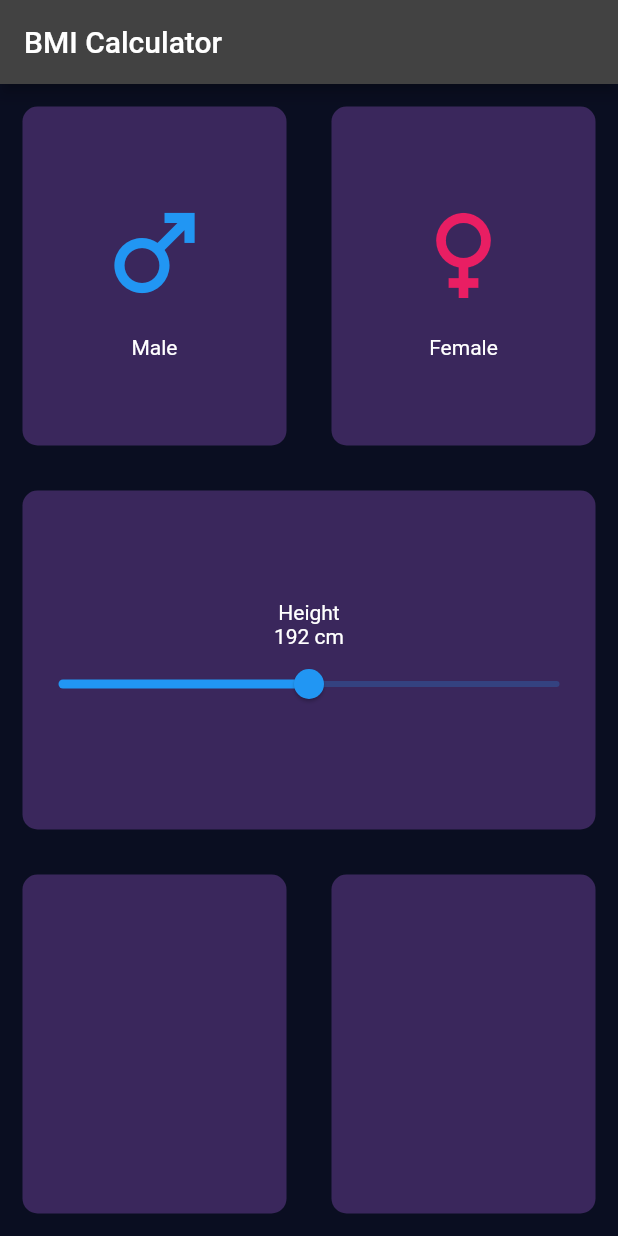
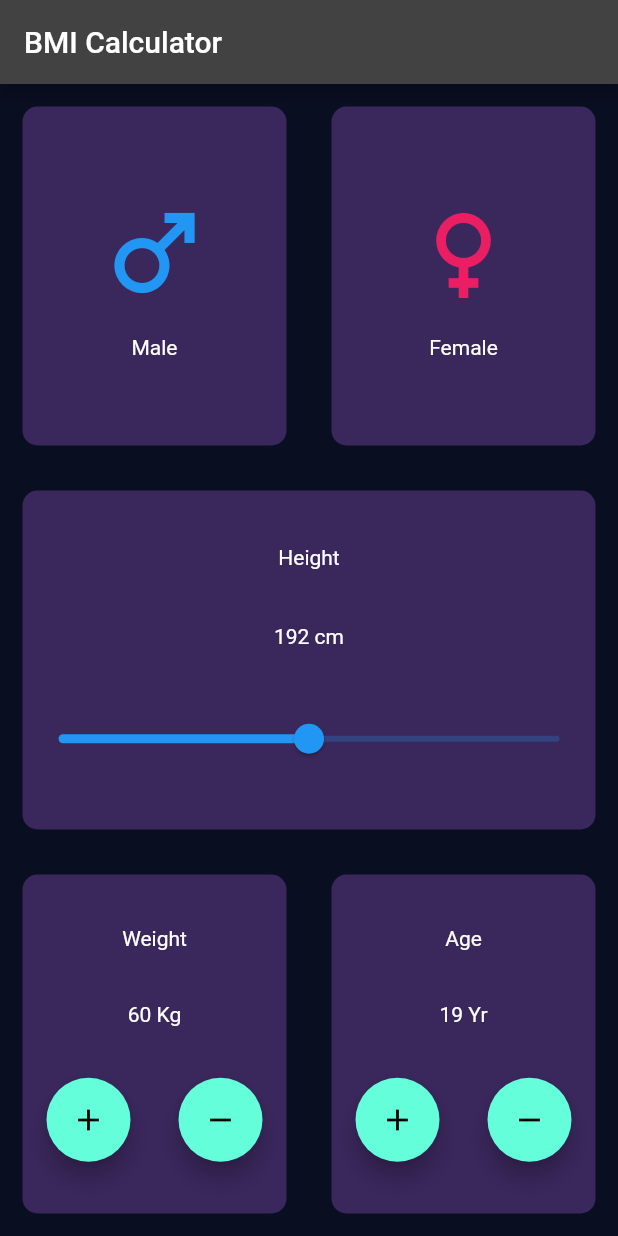
Before and after one commit to PICT-ACM-Student-Chapter/Flutter-Sig, a Flutter app: the screen it shows after launch, on a phone screen of 412 x 824 dp. Run offline on Flutter 3.47's test engine with Material 2 defaults, Android fonts, the phone set to English and light mode, and no system bars.

Commit message:
3rd Row UI

```diff
--- a/lib/home_page.dart
+++ b/lib/home_page.dart
@@ -59,7 +59,7 @@ class HomePage extends StatelessWidget {
             child: Card(
               color: widgetColor,
               child: Column(
-                mainAxisAlignment: MainAxisAlignment.center,
+                mainAxisAlignment: MainAxisAlignment.spaceEvenly,
                 crossAxisAlignment: CrossAxisAlignment.center,
                 children: [
                   Text("Height"),
@@ -79,13 +79,49 @@ class HomePage extends StatelessWidget {
               Expanded(
                 child: Card(
                   color: widgetColor,
-                  child: Container(),
+                  child: Column(
+                      mainAxisAlignment: MainAxisAlignment.spaceEvenly,
+                      children: [
+                        Text("Weight"),
+                        Text("60 Kg"),
+                        Row(
+                          mainAxisAlignment: MainAxisAlignment.spaceAround,
+                          children: [
+                            FloatingActionButton(
+                              onPressed: null,
+                              child: Icon(Icons.add),
+                            ),
+                            FloatingActionButton(
+                              onPressed: null,
+                              child: Icon(Icons.remove),
+                            ),
+                          ],
+                        )
+                      ]),
                 ),
               ),
               Expanded(
                 child: Card(
                   color: widgetColor,
-                  child: Container(),
+                  child: Column(
+                      mainAxisAlignment: MainAxisAlignment.spaceEvenly,
+                      children: [
+                        Text("Age"),
+                        Text("19 Yr"),
+                        Row(
+                          mainAxisAlignment: MainAxisAlignment.spaceAround,
+                          children: [
+                            FloatingActionButton(
+                              onPressed: null,
+                              child: Icon(Icons.add),
+                            ),
+                            FloatingActionButton(
+                              onPressed: null,
+                              child: Icon(Icons.remove),
+                            ),
+                          ],
+                        )
+                      ]),
                 ),
               ),
             ]),
```
